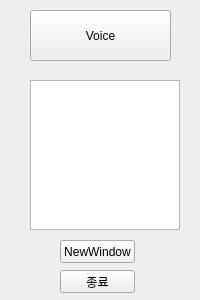
Old version of the form QT/prototype.ui in the repository onart/2021CD_team3.
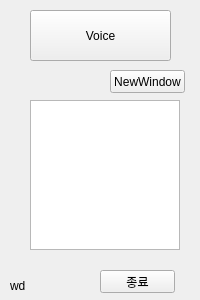
New version of the form.

```diff
--- a/QT/prototype.ui
+++ b/QT/prototype.ui
@@ -42,8 +42,8 @@
    <widget class="QPushButton" name="NewWindow">
     <property name="geometry">
      <rect>
-      <x>60</x>
-      <y>240</y>
+      <x>110</x>
+      <y>70</y>
       <width>75</width>
       <height>23</height>
      </rect>
@@ -56,7 +56,7 @@
     <property name="geometry">
      <rect>
       <x>30</x>
-      <y>80</y>
+      <y>100</y>
       <width>150</width>
       <height>150</height>
      </rect>
@@ -65,7 +65,7 @@
    <widget class="QPushButton" name="termButton">
     <property name="geometry">
      <rect>
-      <x>60</x>
+      <x>100</x>
       <y>270</y>
       <width>75</width>
       <height>23</height>
@@ -75,6 +75,19 @@
      <string>종료</string>
     </property>
    </widget>
+   <widget class="QLabel" name="activeWindow">
+    <property name="geometry">
+     <rect>
+      <x>10</x>
+      <y>280</y>
+      <width>56</width>
+      <height>12</height>
+     </rect>
+    </property>
+    <property name="text">
+     <string>wd</string>
+    </property>
+   </widget>
   </widget>
  </widget>
  <resources/>
```
